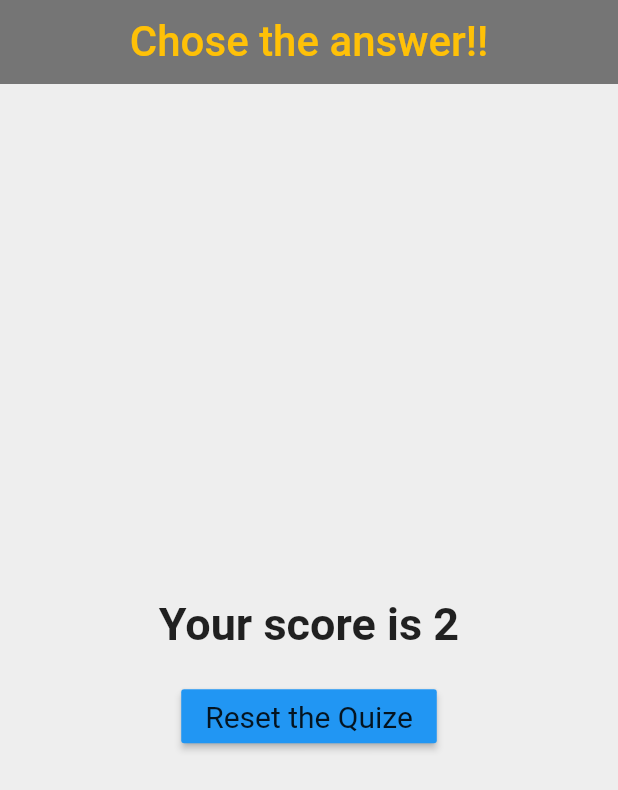
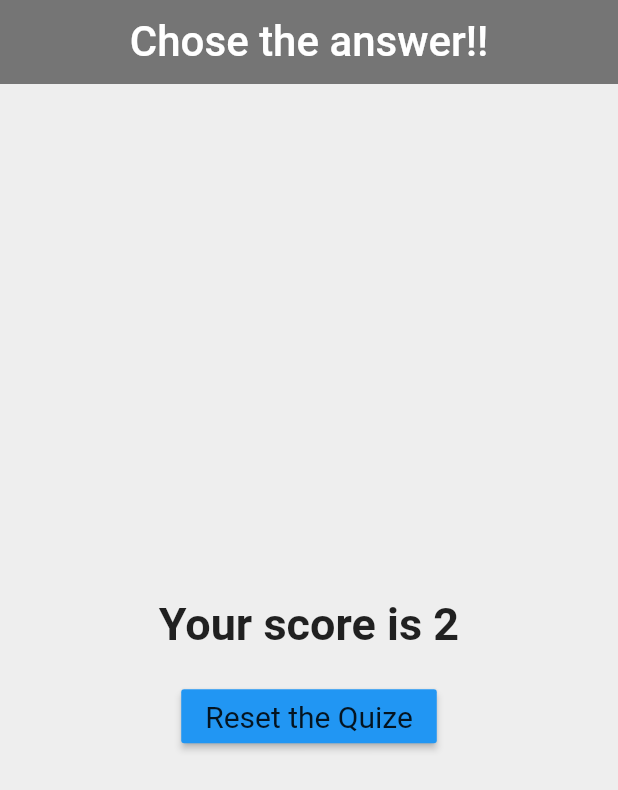
Before and after one commit to smitp7502/quizz_app_flutter, a Flutter app: the screen it shows after launch, after a tap on "Tiger", after a tap on "Sparoww", after a tap on "Hockey", on a phone screen of 412 x 824 dp. Shown: the top 790 px of the screen. Run offline on Flutter 3.47's test engine with Material 2 defaults, Android fonts, the phone set to English and light mode, and no system bars.

Commit message:
quize app with custome widget classes

```diff
--- /dev/null
+++ b/lib/answer.dart
@@ -0,0 +1,20 @@
+import 'package:flutter/material.dart';
+
+class Answer extends StatelessWidget {
+  final AnswerButton;
+  final questionText;
+
+  Answer(this.AnswerButton, this.questionText);
+
+  @override
+  Widget build(BuildContext context) {
+    return Container(
+      width: double.infinity,
+      child: RaisedButton(
+        color: Colors.blue,
+        child: Text(questionText),
+        onPressed: AnswerButton,
+      ),
+    );
+  }
+}
--- a/lib/main.dart
+++ b/lib/main.dart
@@ -1,5 +1,6 @@
 import 'package:flutter/material.dart';
-import 'package:quize_app/question.dart';
+import 'package:quize_app/quize.dart';
+import './result.dart';
 
 void main() => runApp(MyApp());
 
@@ -12,12 +13,17 @@ class _MyAppState extends State<MyApp> {
   int questionIndex = 0;
   int Total_score = 0;
 
-  void AnswerButton(int n) {
-    Questions[questionIndex]['a'][n]['t_f'] == 't'
-        ? Total_score += 1
-        : print("score");
+  void AnswerButton(var n) {
+    n == 't' ? Total_score += 1 : print("score");
     setState(() {
       questionIndex += 1;
+    });
+  }
+
+  void ResetQuize() {
+    setState(() {
+      questionIndex = 0;
+      Total_score = 0;
     });
   }
 
@@ -60,59 +66,14 @@ class _MyAppState extends State<MyApp> {
         backgroundColor: Colors.grey[600],
         title: const Text(
           "Chose the answer!!",
-          style: TextStyle(fontSize: 28, color: Colors.amber),
+          style: TextStyle(fontSize: 28, color: Colors.white),
         ),
         centerTitle: true,
         elevation: 0,
       ),
       body: questionIndex < Questions.length
-          ? Column(
-              children: [
-                Question(Questions, questionIndex),
-                RaisedButton(
-                  child: Text(Questions[questionIndex]['a'][0]['ans']),
-                  onPressed: () => AnswerButton(0),
-                ),
-                RaisedButton(
-                  child: Text(Questions[questionIndex]['a'][1]['ans']),
-                  onPressed: () => AnswerButton(1),
-                ),
-                RaisedButton(
-                    child: Text(Questions[questionIndex]['a'][2]['ans']),
-                    onPressed: () => AnswerButton(2)),
-                RaisedButton(
-                    child: Text(Questions[questionIndex]['a'][3]['ans']),
-                    onPressed: () => AnswerButton(3)),
-              ],
-            )
-          : Column(
-              mainAxisAlignment: MainAxisAlignment.center,
-              children: [
-                Container(
-                  padding: EdgeInsets.all(20),
-                  width: double.infinity,
-                  alignment: Alignment.center,
-                  child: Text("Your score is $Total_score",
-                      style:
-                          TextStyle(fontSize: 30, fontWeight: FontWeight.w600)),
-                ),
-                RaisedButton(
-                    color: Colors.blue,
-                    child: Text(
-                      "Reset the Quize",
-                      style: TextStyle(
-                        fontSize: 20,
-                        fontWeight: FontWeight.w400,
-                      ),
-                    ),
-                    onPressed: () {
-                      setState(() {
-                        questionIndex = 0;
-                        Total_score = 0;
-                      });
-                    })
-              ],
-            ),
+          ? Quize(Questions, questionIndex, AnswerButton)
+          : Restult(Total_score, ResetQuize),
     ));
   }
 }
--- /dev/null
+++ b/lib/question.dart
@@ -0,0 +1,24 @@
+import 'package:flutter/material.dart';
+
+class Question extends StatelessWidget {
+  final Questions;
+  final questionIndex;
+
+  Question(this.Questions, this.questionIndex);
+
+  @override
+  Widget build(BuildContext context) {
+    return Container(
+      padding: EdgeInsets.fromLTRB(0, 20, 0, 20),
+      width: double.infinity,
+      alignment: Alignment.center,
+      child: Text(
+        Questions[questionIndex]['q'],
+        style: const TextStyle(
+          fontSize: 22,
+          fontWeight: FontWeight.w500,
+        ),
+      ),
+    );
+  }
+}
--- /dev/null
+++ b/lib/quize.dart
@@ -0,0 +1,23 @@
+import 'package:flutter/material.dart';
+import './question.dart';
+import './answer.dart';
+
+class Quize extends StatelessWidget {
+  final Questions;
+  final questionIndex;
+  final AnswerButton;
+
+  Quize(this.Questions, this.questionIndex, this.AnswerButton);
+
+  @override
+  Widget build(BuildContext context) {
+    return Column(
+      children: [
+        Question(Questions, questionIndex),
+        ...(Questions[questionIndex]['a']).map((answer) {
+          return Answer(() => AnswerButton(answer['t_f']), answer['ans']);
+        }).toList()
+      ],
+    );
+  }
+}
--- /dev/null
+++ b/lib/result.dart
@@ -0,0 +1,35 @@
+import 'package:flutter/material.dart';
+
+class Restult extends StatelessWidget {
+  final Total_score;
+  final Function() ResetQuize;
+
+  Restult(this.Total_score, this.ResetQuize);
+
+  @override
+  Widget build(BuildContext context) {
+    return Column(
+      mainAxisAlignment: MainAxisAlignment.center,
+      children: [
+        Container(
+          padding: EdgeInsets.all(20),
+          width: double.infinity,
+          alignment: Alignment.center,
+          child: Text("Your score is $Total_score",
+              style: TextStyle(fontSize: 30, fontWeight: FontWeight.w600)),
+        ),
+        RaisedButton(
+          color: Colors.blue,
+          child: Text(
+            "Reset the Quize",
+            style: TextStyle(
+              fontSize: 20,
+              fontWeight: FontWeight.w400,
+            ),
+          ),
+          onPressed: ResetQuize,
+        )
+      ],
+    );
+  }
+}
```
